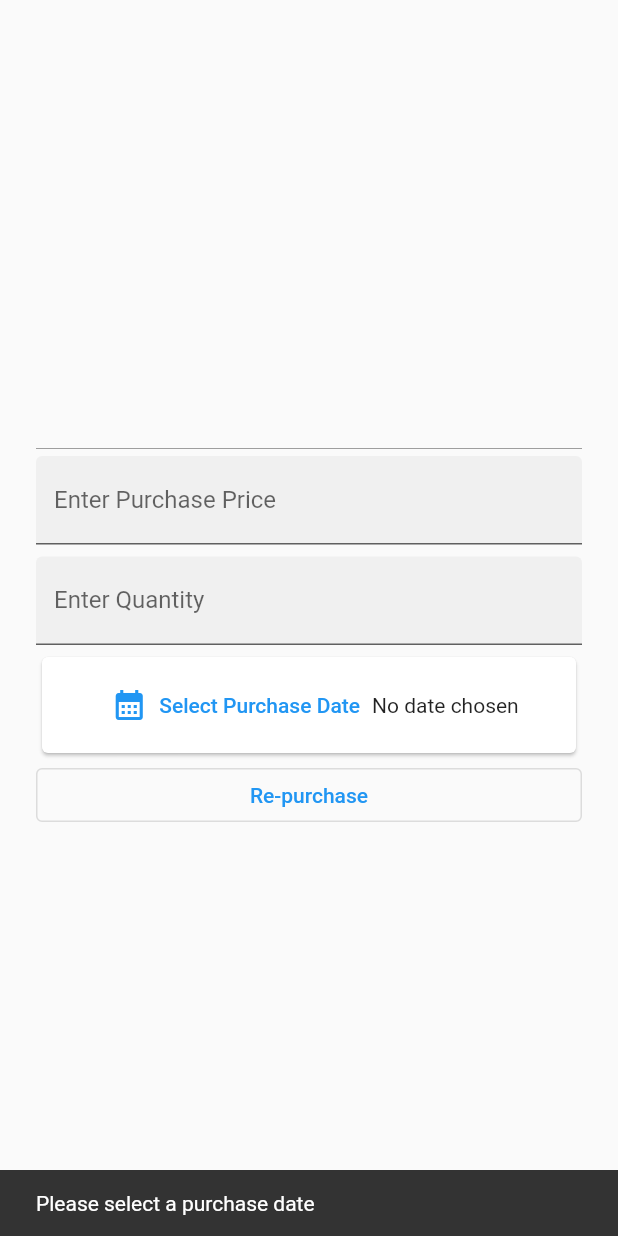
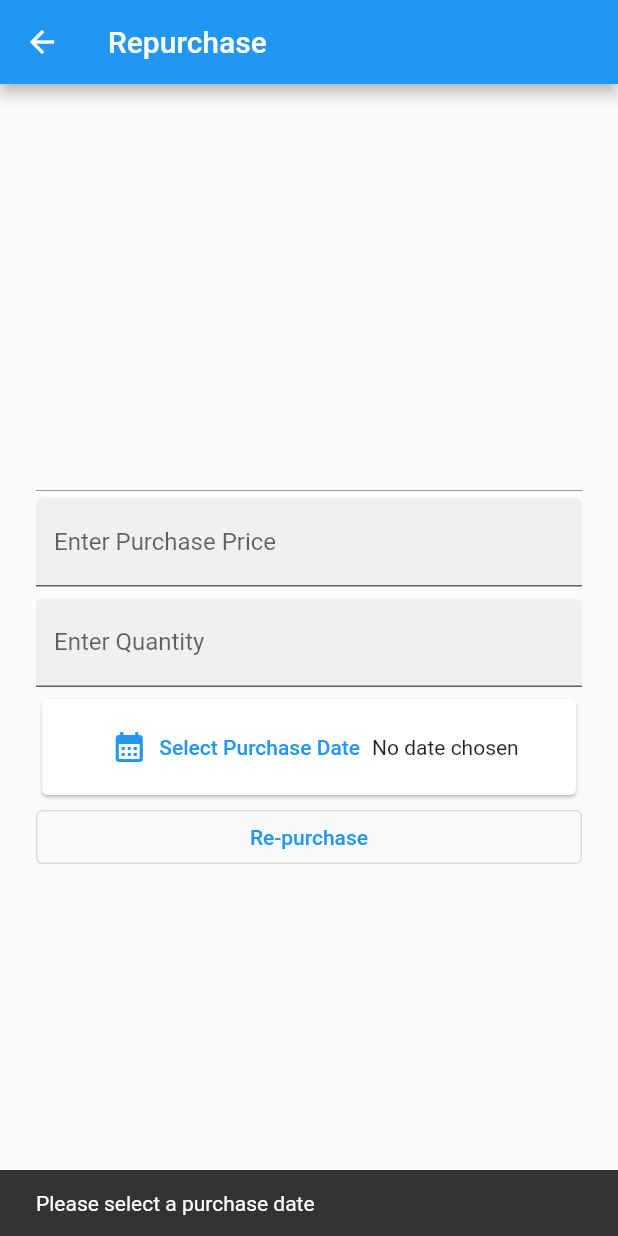
Before and after one commit to zahid2873/Ecommerce_app, a Flutter app: the ProductRepurchasePage screen opened directly with empty values, after a tap on "Re-purchase", on a phone screen of 412 x 824 dp. Run offline on Flutter 3.47's test engine with Material 2 defaults, Android fonts, the phone set to English and light mode, and no system bars; our stand-ins replace cached_network_image, cloud_firestore, connectivity_plus, firebase_auth, firebase_core, firebase_storage and 2 more; accounts and stored records are empty.

Commit message:
update product field commit

```diff
--- a/lib/pages/product_repurchase_page.dart
+++ b/lib/pages/product_repurchase_page.dart
@@ -6,6 +6,7 @@ import 'package:provider/provider.dart';
 import '../models/date_model.dart';
 import '../models/product_model.dart';
 import '../models/purchase_model.dart';
+import '../providers/product_provider.dart';
 import '../utils/helper_functions.dart';
 
 class ProductRepurchasePage extends StatefulWidget {
@@ -30,6 +31,9 @@ class _ProductRepurchasePageState extends State<ProductRepurchasePage> {
   @override
   Widget build(BuildContext context) {
     return Scaffold(
+      appBar: AppBar(
+        title: const Text("Repurchase"),
+      ),
       body: Center(
         child: Form(
           key: _formKey,
@@ -129,6 +133,25 @@ class _ProductRepurchasePageState extends State<ProductRepurchasePage> {
 
     if(_formKey.currentState!.validate()) {
       EasyLoading.show(status: 'Please wait');
+      final model = PurchaseModel(
+          productId: productModel.productId,
+          purchaseQuantity: num.parse(_quantityController.text),
+          purchasePrice: num.parse(_purchasePriceController.text),
+          dateModel: DateModel(
+              timestamp: Timestamp.fromDate(purchaseDate!),
+              day: purchaseDate!.day,
+              month: purchaseDate!.month,
+              year: purchaseDate!.year),
+      );
+      Provider.of<ProductProvider>(context,listen: false)
+          .repurchase(model, productModel).then((value) {
+            EasyLoading.dismiss();
+            showMsg(context, 'Repurchase Successfully');
+            Navigator.pop(context);
+            }).catchError((error){
+              EasyLoading.dismiss();
+              showMsg(context, "Repurchase Failed");
+      });
 
     }
   }
--- a/lib/pages/view_product_page.dart
+++ b/lib/pages/view_product_page.dart
@@ -56,7 +56,7 @@ class _ViewProductPageState extends State<ViewProductPage> {
                       onTap: () => Navigator.pushNamed(
                           context,
                           ProductDetailsPage.routeName,
-                          arguments: product),
+                          arguments: product.productId),
                       leading: CachedNetworkImage(
                         width: 75,
                         imageUrl: product.thumbnailImageUrl,
```
Also changed, not shown: lib/db/db_helper.dart (+34 -28 lines), lib/pages/product_details_page.dart (+5 -3 lines), lib/providers/product_provider.dart (+14 -6 lines).
